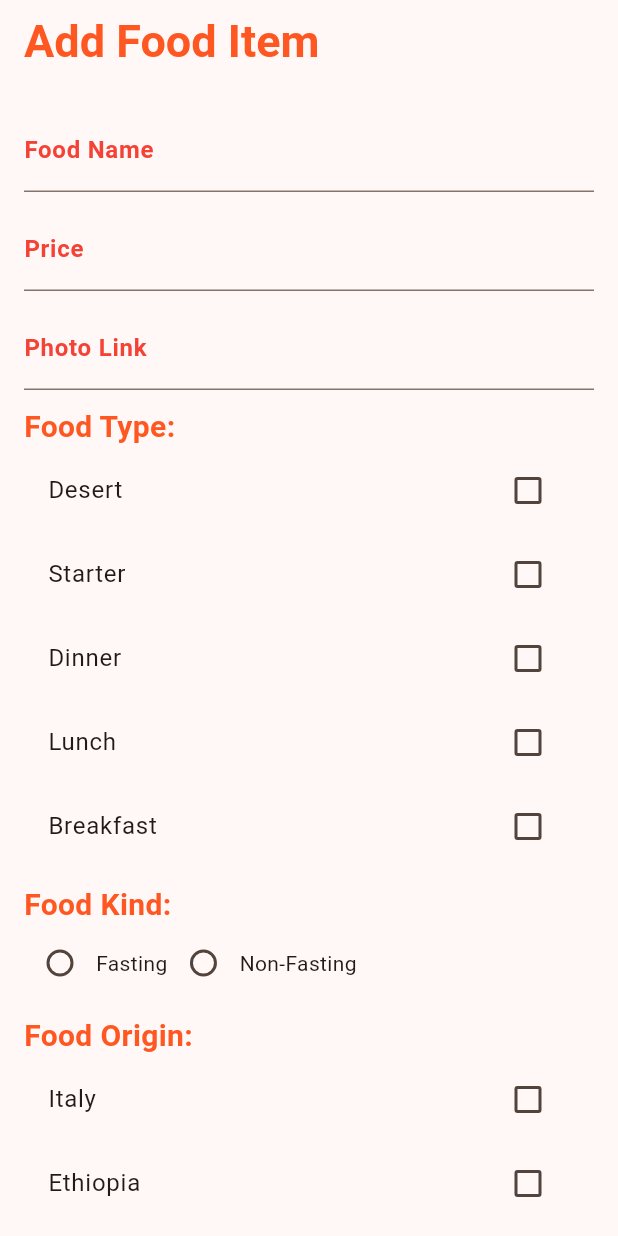
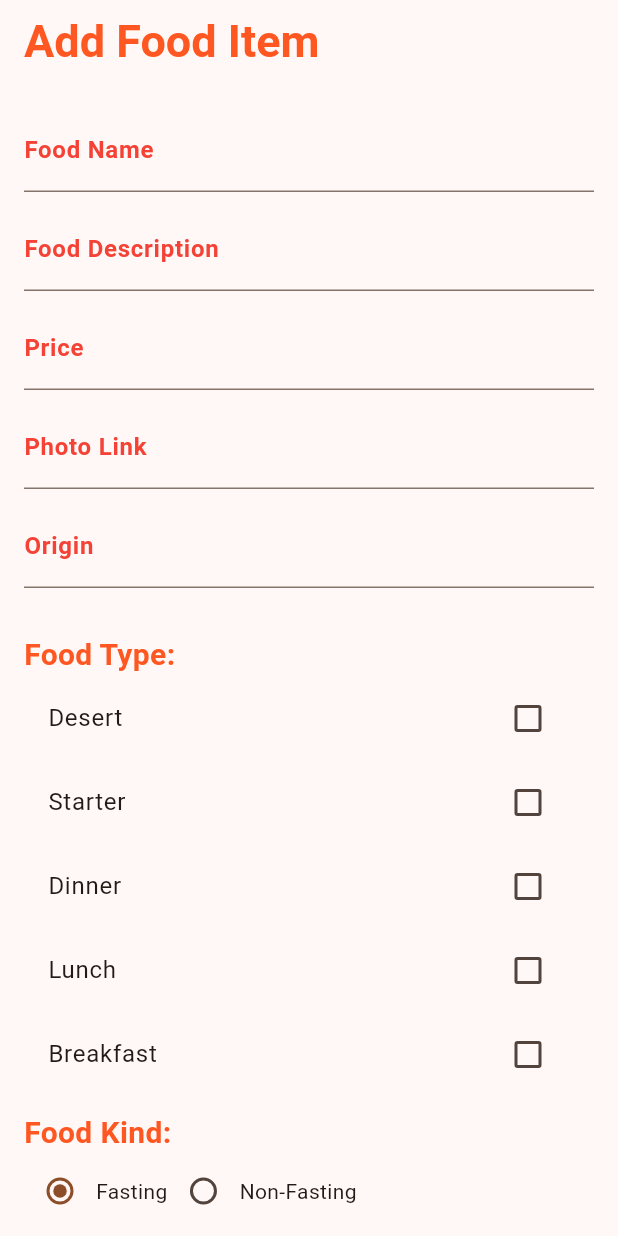
Before and after one commit to Lemidinku/Digital-Restaurant-Bloc, a Flutter app: the AddFoodPage screen opened directly, on a phone screen of 412 x 824 dp. Run offline on Flutter 3.47's test engine with Material 3 defaults, Android fonts, the phone set to English and light mode, and no system bars; our stand-ins replace bloc, equatable, flutter_bloc, flutter_rating_bar, flutter_secure_storage, google_fonts and 1 more; missing offline and left inert: dart:ffi; accounts and stored records are empty; network calls fail.

```diff
--- a/frontend/restaurant/lib/application/meal/meal_state.dart
+++ b/frontend/restaurant/lib/application/meal/meal_state.dart
@@ -36,3 +36,11 @@ class MealSelectedButtonActionState extends mealActionState {}
 class mealselectedOrderButtonActionState extends mealActionState {}
 
 //
+class MealAdded extends MealState {
+  final Meal meal;
+
+  MealAdded({required this.meal});
+
+  @override
+  List<Object> get props => [meal];
+}
--- a/frontend/restaurant/lib/presentation/admin/addfood.dart
+++ b/frontend/restaurant/lib/presentation/admin/addfood.dart
@@ -1,4 +1,7 @@
 import 'package:flutter/material.dart';
+import '../../application/meal/meal_bloc.dart';
+import 'package:flutter_bloc/flutter_bloc.dart';
+import '../../domain/meal.dart';
 
 class Addpage extends StatelessWidget {
   const Addpage({super.key});
@@ -22,25 +25,26 @@ class _AddFoodPageState extends State<AddFoodPage> {
   final _formKey = GlobalKey<FormState>();
 
   final _foodNameController = TextEditingController();
+  final _descriptionController = TextEditingController();
   final _priceController = TextEditingController();
   final _photoLinkController = TextEditingController();
+  final _originController = TextEditingController();
 
   bool _isDesert = false;
   bool _isStarter = false;
   bool _isDinner = false;
   bool _isLunch = false;
   bool _isBreakfast = false;
-  bool? _foodKind;
-  bool _isItaly = false;
-  bool _isEthiopia = false;
-  bool _isChina = false;
-  bool _isFrance = false;
+  bool? _isFasting = false;
+  String _allergy = '';
 
   @override
   void dispose() {
     _foodNameController.dispose();
     _priceController.dispose();
     _photoLinkController.dispose();
+    _descriptionController.dispose();
+    _originController.dispose();
     super.dispose();
   }
 
@@ -48,7 +52,7 @@ class _AddFoodPageState extends State<AddFoodPage> {
   Widget build(BuildContext context) {
     return Scaffold(
       appBar: AppBar(
-        title: Text(
+        title: const Text(
           'Add Food Item',
           style: TextStyle(
               fontSize: 30.0,
@@ -64,7 +68,7 @@ class _AddFoodPageState extends State<AddFoodPage> {
             children: [
               TextFormField(
                 controller: _foodNameController,
-                decoration: InputDecoration(
+                decoration: const InputDecoration(
                   labelText: 'Food Name',
                   labelStyle: TextStyle(
                     color: Colors.red, // Change label text color
@@ -81,8 +85,26 @@ class _AddFoodPageState extends State<AddFoodPage> {
               ),
               SizedBox(height: 10),
               TextFormField(
+                controller: _descriptionController,
+                decoration: const InputDecoration(
+                  labelText: 'Food Description',
+                  labelStyle: TextStyle(
+                    color: Colors.red, // Change label text color
+                    fontSize: 16.0, // Change label text size
+                    fontWeight: FontWeight.bold, // Make label text bold
+                  ),
+                ),
+                validator: (value) {
+                  if (value!.isEmpty) {
+                    return 'Please enter the food description';
+                  }
+                  return null;
+                },
+              ),
+              SizedBox(height: 10),
+              TextFormField(
                 controller: _priceController,
-                decoration: InputDecoration(
+                decoration: const InputDecoration(
                   labelText: 'Price',
                   labelStyle: TextStyle(
                     color: Colors.red, // Change label text color
@@ -101,7 +123,7 @@ class _AddFoodPageState extends State<AddFoodPage> {
               SizedBox(height: 10),
               TextFormField(
                 controller: _photoLinkController,
-                decoration: InputDecoration(
+                decoration: const InputDecoration(
                   labelText: 'Photo Link',
                   labelStyle: TextStyle(
                     color: Colors.red, // Change label text color
@@ -116,8 +138,26 @@ class _AddFoodPageState extends State<AddFoodPage> {
                   return null;
                 },
               ),
-              SizedBox(height: 10),
-              Text(
+              const SizedBox(height: 10),
+              TextFormField(
+                controller: _originController,
+                decoration: const InputDecoration(
+                  labelText: 'Origin',
+                  labelStyle: TextStyle(
+                    color: Colors.red, // Change label text color
+                    fontSize: 16.0, // Change label text size
+                    fontWeight: FontWeight.bold, // Make label text bold
+                  ),
+                ),
+                validator: (value) {
+                  if (value!.isEmpty) {
+                    return 'Please enter the origin';
+                  }
+                  return null;
+                },
+              ),
+              const SizedBox(height: 30),
+              const Text(
                 'Food Type:',
                 style: TextStyle(
                     fontSize: 20.0,
@@ -125,7 +165,7 @@ class _AddFoodPageState extends State<AddFoodPage> {
                     color: Colors.deepOrange),
               ),
               CheckboxListTile(
-                title: Text('Desert'),
+                title: const Text('Desert'),
                 value: _isDesert,
                 onChanged: (value) {
                   setState(() {
@@ -134,7 +174,7 @@ class _AddFoodPageState extends State<AddFoodPage> {
                 },
               ),
               CheckboxListTile(
-                title: Text('Starter'),
+                title: const Text('Starter'),
                 value: _isStarter,
                 onChanged: (value) {
                   setState(() {
@@ -143,7 +183,7 @@ class _AddFoodPageState extends State<AddFoodPage> {
                 },
               ),
               CheckboxListTile(
-                title: Text('Dinner'),
+                title: const Text('Dinner'),
                 value: _isDinner,
                 onChanged: (value) {
                   setState(() {
@@ -152,7 +192,7 @@ class _AddFoodPageState extends State<AddFoodPage> {
                 },
               ),
               CheckboxListTile(
-                title: Text('Lunch'),
+                title: const Text('Lunch'),
                 value: _isLunch,
                 onChanged: (value) {
                   setState(() {
@@ -161,7 +201,7 @@ class _AddFoodPageState extends State<AddFoodPage> {
                 },
               ),
               CheckboxListTile(
-                title: Text('Breakfast'),
+                title: const Text('Breakfast'),
                 value: _isBreakfast,
                 onChanged: (value) {
                   setState(() {
@@ -170,7 +210,7 @@ class _AddFoodPageState extends State<AddFoodPage> {
                 },
               ),
               SizedBox(height: 10),
-              Text(
+              const Text(
                 'Food Kind:',
                 style: TextStyle(
                   fontSize: 20.0,
@@ -181,21 +221,24 @@ class _AddFoodPageState extends State<AddFoodPage> {
               Row(
                 children: [
                   Radio(
-                    value: true,
-                    groupValue: _foodKind,
+                    value: false,
+                    groupValue: _isFasting,
                     onChanged: (value) {
                       setState(() {
-                        _foodKind = value as bool?;
+                        print(_isFasting);
+                        _isFasting = false;
                       });
                     },
                   ),
                   Text('Fasting'),
                   Radio(
-                    value: false,
-                    groupValue: _foodKind,
+                    value: true,
+                    groupValue: _isFasting,
                     onChanged: (value) {
                       setState(() {
-                        _foodKind = value as bool?;
+                        print(_isFasting);
+
+                        _isFasting = true;
                       });
                     },
                   ),
@@ -203,57 +246,100 @@ class _AddFoodPageState extends State<AddFoodPage> {
                 ],
               ),
               SizedBox(height: 10),
-              Text(
-                'Food Origin:',
+              const Text(
+                'Allergy:',
                 style: TextStyle(
                   fontSize: 20.0,
                   fontWeight: FontWeight.bold,
-                    color: Colors.deepOrange),
+                  color: Colors.deepOrange,
                 ),
-              CheckboxListTile(
-                title: Text('Italy'),
-                value: _isItaly,
+              ),
+              Row(
+                children: [
+                  Text('Milk'),
+                  Radio(
+                    value: 'Milk',
+                    groupValue: _allergy,
                     onChanged: (value) {
                       setState(() {
-                    _isItaly = value!;
+                        _allergy = value!;
                       });
                     },
                   ),
-              CheckboxListTile(
-                title: Text('Ethiopia'),
-                value: _isEthiopia,
+                  Text('Nuts'),
+                  Radio(
+                    value: 'Nuts',
+                    groupValue: _allergy,
                     onChanged: (value) {
                       setState(() {
-                    _isEthiopia = value!;
+                        _allergy = value!;
                       });
                     },
                   ),
-              CheckboxListTile(
-                title: Text('China'),
-                value: _isChina,
+                  Text('Fish'),
+                  Radio(
+                    value: 'Fish',
+                    groupValue: _allergy,
                     onChanged: (value) {
                       setState(() {
-                    _isChina = value!;
+                        _allergy = value!;
                       });
                     },
                   ),
-              CheckboxListTile(
-                title: Text('France'),
-                value: _isFrance,
+                  Text('Eggs'),
+                  Radio(
+                    value: 'Eggs',
+                    groupValue: _allergy,
                     onChanged: (value) {
                       setState(() {
-                    _isFrance = value!;
+                        _allergy = value!;
                       });
                     },
                   ),
-              SizedBox(height: 20),
+                ],
+              ),
+              const SizedBox(height: 10),
               ElevatedButton(
-                child: Text('Submit'),
+                child: const Text('Submit'),
                 onPressed: () {
                   if (_formKey.currentState!.validate()) {
                     _formKey.currentState!.save();
 
                     // Collect form data
+                    final foodName = _foodNameController.text;
+                    final description = _descriptionController.text;
+                    final price = double.parse(_priceController.text);
+                    final photoLink = _photoLinkController.text;
+                    final origin = _originController.text;
+
+                    final foodType = <String>[];
+                    if (_isDesert) {
+                      foodType.add('Desert');
+                    }
+                    if (_isStarter) {
+                      foodType.add('Starter');
+                    }
+                    if (_isDinner) {
+                      foodType.add('Dinner');
+                    }
+                    if (_isLunch) {
+                      foodType.add('Lunch');
+                    }
+                    if (_isBreakfast) {
+                      foodType.add('Breakfast');
+                    }
+
+                    BlocProvider.of<MealBloc>(context).add(AddMeal(
+                        meal: Meal(
+                            id: 0,
+                            name: foodName,
+                            description: description,
+                            price: price,
+                            imageUrl: photoLink,
+                            types: foodType,
+                            fasting: _isFasting!,
+                            allergy: _allergy,
+                            origin: origin)));
                   }
                 },
               ),
@@ -264,5 +350,3 @@ class _AddFoodPageState extends State<AddFoodPage> {
     );
   }
 }
-
-class RaisedButton {}
```
Also changed, not shown: frontend/restaurant/lib/Infrastructure/repositories/meal_repository.dart (+12 -5 lines), frontend/restaurant/lib/application/meal/meal_bloc.dart (+9 -0 lines), frontend/restaurant/lib/application/order/order_state.dart (+9 -0 lines), frontend/restaurant/lib/presentation/widget/login-form.dart (+19 -20 lines). Lines whose indentation alone changed are shown as unchanged.
